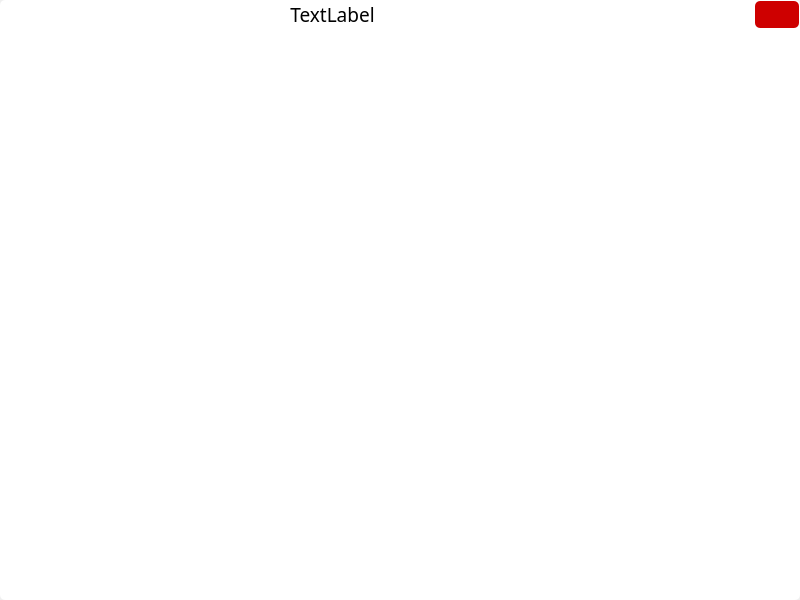
Old version of the form shizhan_file_duplicate_detecte/widget.ui in the repository newsb/qtdemo.
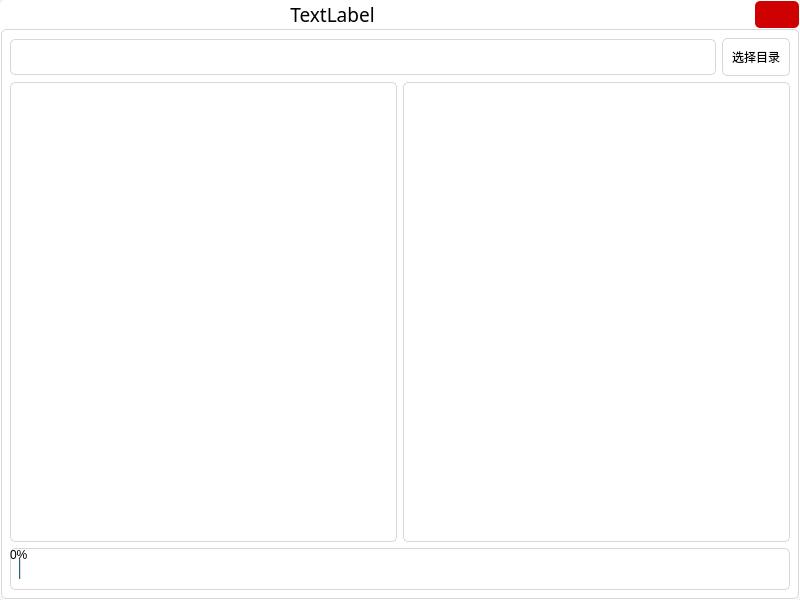
New version of the form.

Diff of the .ui file:
```diff
--- a/shizhan_file_duplicate_detecte/widget.ui
+++ b/shizhan_file_duplicate_detecte/widget.ui
@@ -171,6 +171,59 @@
           <verstretch>0</verstretch>
          </sizepolicy>
         </property>
+        <property name="styleSheet">
+         <string notr="true">border-style:solid;
+border-width:1px;
+border-color:#D7D7D7;
+padding:9px;</string>
+        </property>
+        <layout class="QVBoxLayout" name="verticalLayout_3">
+         <item>
+          <layout class="QHBoxLayout" name="horizontalLayout_2">
+           <item>
+            <widget class="QLineEdit" name="lineEdit">
+             <property name="readOnly">
+              <bool>true</bool>
+             </property>
+            </widget>
+           </item>
+           <item>
+            <widget class="QPushButton" name="pushButton">
+             <property name="text">
+              <string>选择目录</string>
+             </property>
+            </widget>
+           </item>
+          </layout>
+         </item>
+         <item>
+          <layout class="QHBoxLayout" name="horizontalLayout_3">
+           <item>
+            <widget class="QListWidget" name="listWidget">
+             <property name="baseSize">
+              <size>
+               <width>0</width>
+               <height>0</height>
+              </size>
+             </property>
+             <property name="styleSheet">
+              <string notr="true"/>
+             </property>
+            </widget>
+           </item>
+           <item>
+            <widget class="QListWidget" name="listWidget_2"/>
+           </item>
+          </layout>
+         </item>
+         <item>
+          <widget class="QProgressBar" name="progressBar">
+           <property name="value">
+            <number>0</number>
+           </property>
+          </widget>
+         </item>
+        </layout>
        </widget>
       </item>
      </layout>
```
